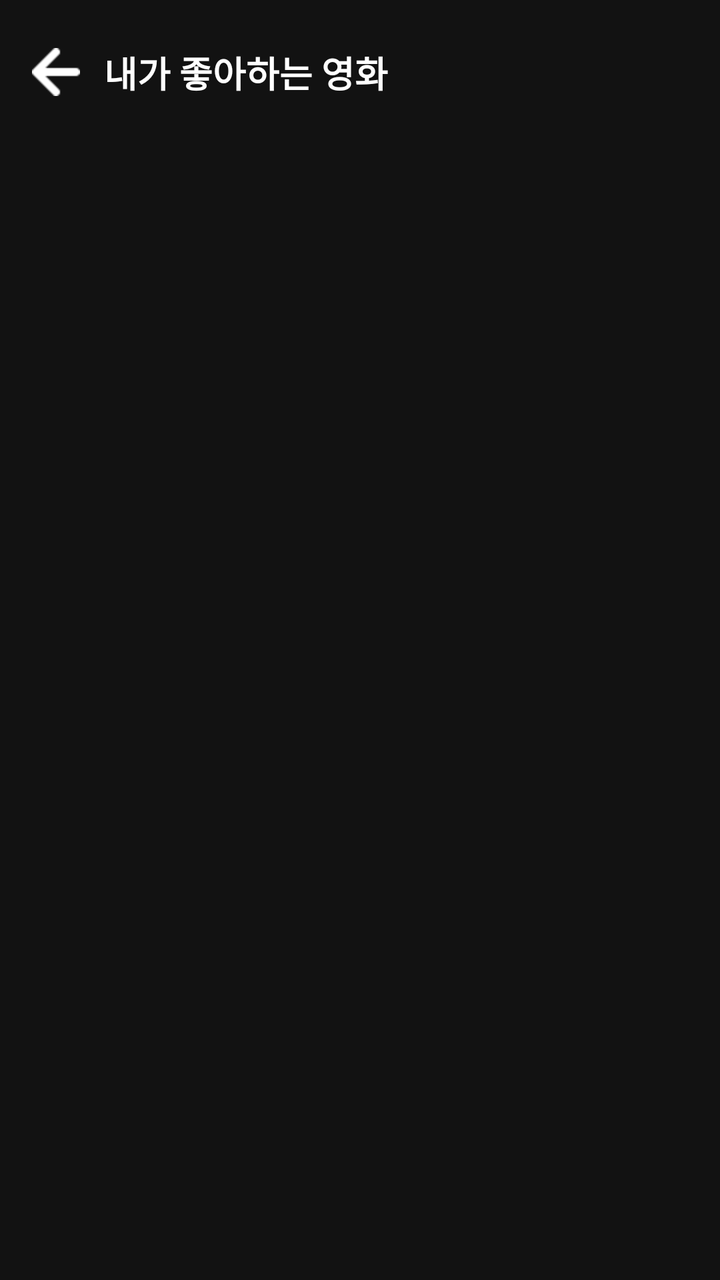
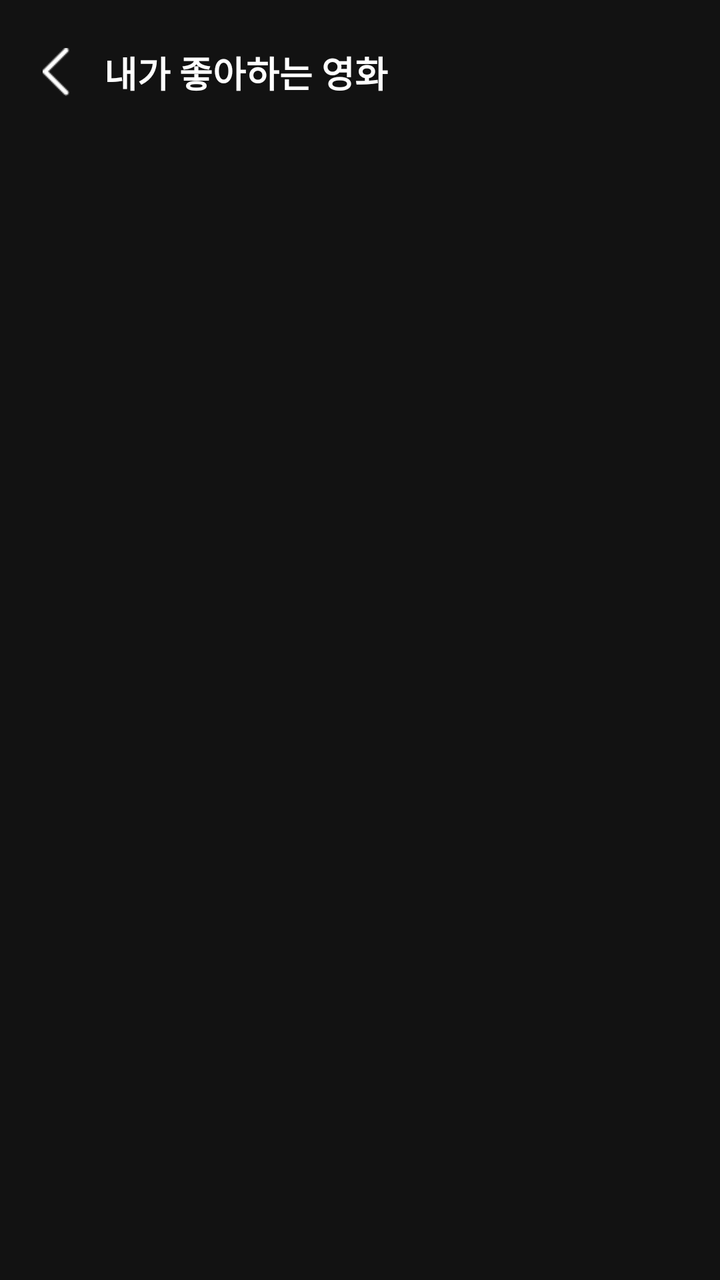

Screens rendered from an Android XML layout before and after an edit, with the pre-edit source and the edit as a unified diff.
<!-- AndroidManifest.xml: activity theme Theme.AppCompat.Light.NoActionBar -->
<!-- res/layout/activity_favorite_movies.xml -->
<?xml version="1.0" encoding="utf-8"?>
<androidx.constraintlayout.widget.ConstraintLayout xmlns:android="http://schemas.android.com/apk/res/android"
    xmlns:app="http://schemas.android.com/apk/res-auto"
    android:layout_width="match_parent"
    android:layout_height="match_parent"
    android:background="#121212"
    android:padding="16dp">

    <ImageView
        android:id="@+id/btn_back"
        android:layout_width="24dp"
        android:layout_height="24dp"
        android:src="@drawable/ic_arrow_back"
        app:tint="#FFFFFF"
        app:layout_constraintStart_toStartOf="parent"
        app:layout_constraintTop_toTopOf="parent"
        android:layout_marginTop="8dp"/>

    <TextView
        android:id="@+id/tv_header_title"
        android:layout_width="wrap_content"
        android:layout_height="wrap_content"
        android:text="내가 좋아하는 영화"
        android:textColor="#FFFFFF"
        android:textSize="18sp"
        android:textStyle="bold"
        android:layout_marginStart="12dp"
        app:layout_constraintBottom_toBottomOf="@id/btn_back"
        app:layout_constraintStart_toEndOf="@id/btn_back"
        app:layout_constraintTop_toTopOf="@id/btn_back" />

    <androidx.recyclerview.widget.RecyclerView
        android:id="@+id/rv_favorite_movies"
        android:layout_width="match_parent"
        android:layout_height="0dp"
        android:layout_marginTop="20dp"
        app:layout_constraintBottom_toBottomOf="parent"
        app:layout_constraintTop_toBottomOf="@id/btn_back" />

</androidx.constraintlayout.widget.ConstraintLayout>
<!-- resources referenced by this layout -->
<resources>
  <!-- drawable ic_arrow_back: png bitmap (drawable, 233 bytes) -->
</resources>

<!-- the commit's change to res/layout/activity_favorite_movies.xml (unified diff, before → after) -->
@@ -10,7 +10,7 @@
         android:id="@+id/btn_back"
         android:layout_width="24dp"
         android:layout_height="24dp"
-        android:src="@drawable/ic_arrow_back"
+        android:src="@drawable/ic_back"
         app:tint="#FFFFFF"
         app:layout_constraintStart_toStartOf="parent"
         app:layout_constraintTop_toTopOf="parent"
<!-- resource entries referenced after the edit -->
@@ -1,5 +1,5 @@
 <!-- resources referenced by this layout -->
 <resources>
-  <!-- drawable ic_arrow_back: png bitmap (drawable, 233 bytes) -->
+  <!-- drawable ic_back: png bitmap (drawable, 178 bytes) -->
 </resources>
 
